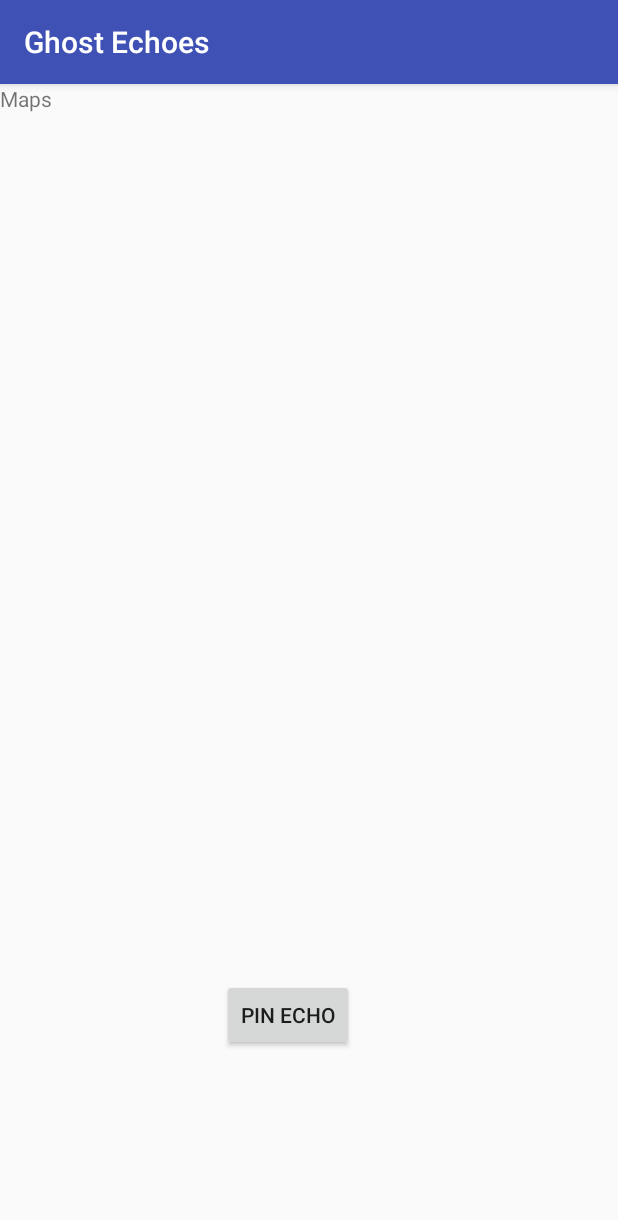
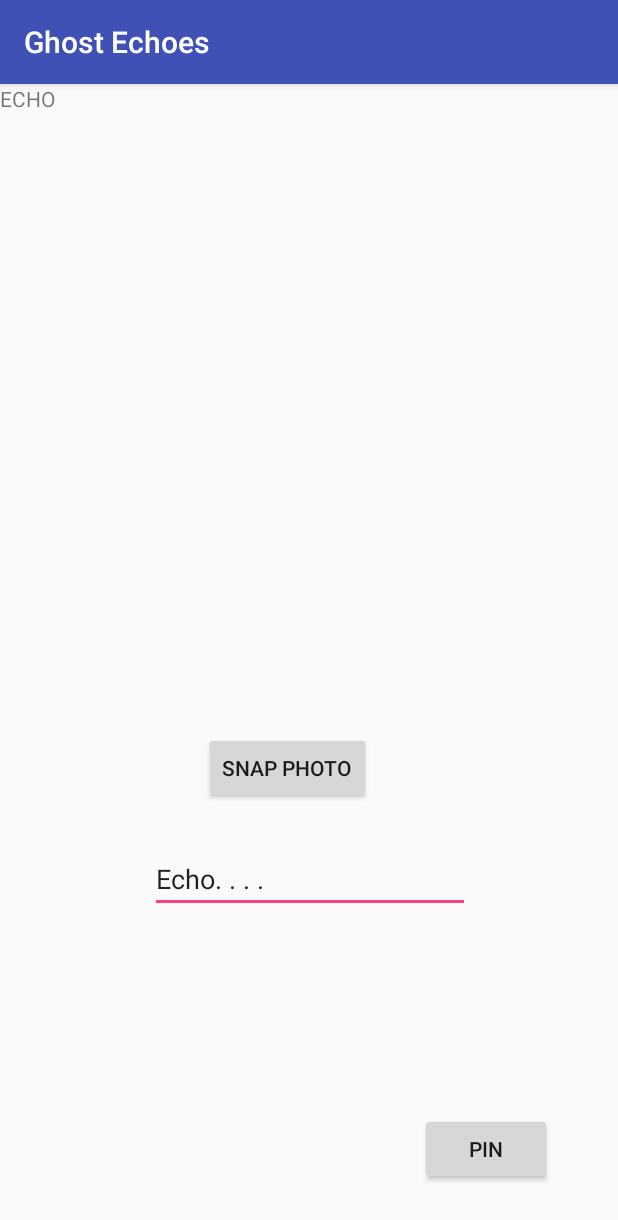
Before and after one commit to aljyu/GhostEchoes, an Android app: the GoogleMapsActivity screen opened directly, with no data from a screen before it, after a tap on "SET ECHO", on a phone screen of 412 x 824 dp. Shown: the top 1220 px of the screen. Run offline under Robolectric (Android 15) with nearby library versions, the phone set to English and light mode, and no system bars.

Commit message:
Passed long,lat to echo msg construction

```diff
--- a/GhostEchoes/app/src/main/java/com/example/ghostechoes/ghostechoes/EchoInputActivity.java
+++ b/GhostEchoes/app/src/main/java/com/example/ghostechoes/ghostechoes/EchoInputActivity.java
@@ -21,6 +21,7 @@ public class EchoInputActivity extends AppCompatActivity {
 
     Button button;
     ImageView imageView;
+    private LocationTracker gps;
 
     // Request Code
     static final int CAMERA_REQUEST = 1;
@@ -31,7 +32,7 @@ public class EchoInputActivity extends AppCompatActivity {
         setContentView(R.layout.activity_echo_input);
 
         // Button and Image Objects
-        button = (Button) findViewById(R.id.pinEcho);
+        button = (Button) findViewById(R.id.echoSnap);
         imageView = (ImageView) findViewById(R.id.image_view);
 
 
@@ -55,6 +56,28 @@ public class EchoInputActivity extends AppCompatActivity {
     protected void onResume() {
         super.onResume();
 
+    }
+
+    // Store Created Echo
+    public void setEcho(View v){
+        double longitude;
+        double latitude;
+        Bundle coordinates = getIntent().getExtras();
+        if (coordinates == null) {
+            Toast.makeText(getApplicationContext(), "No Coordinates Available", Toast.LENGTH_SHORT).show();
+            // @TODO - Null coordinates should have halted activities in maps
+        } else {
+            longitude = coordinates.getDouble("longitude");
+            latitude = coordinates.getDouble("latitude");
+            Toast.makeText(getApplicationContext(), "Pinning Echo at " + longitude + ", " + latitude, Toast.LENGTH_SHORT).show();
+        }
+
+        // @TODO - Store to Database Photo, Text, Location
+
+        // Should only go to echo when location can be retrieved
+        Intent intent = new Intent(this, GoogleMapsActivity.class);
+        intent.addFlags(Intent.FLAG_ACTIVITY_CLEAR_TOP);
+        startActivity(intent);
     }
 
     // Create Folder in external storage
--- a/GhostEchoes/app/src/main/java/com/example/ghostechoes/ghostechoes/GoogleMapsActivity.java
+++ b/GhostEchoes/app/src/main/java/com/example/ghostechoes/ghostechoes/GoogleMapsActivity.java
@@ -31,11 +31,6 @@ public class GoogleMapsActivity extends FragmentActivity implements OnMapReadyCa
 
     // Navigate to echo construction activity
     public void setLocation(View v){
-        //Intent intent = new Intent(this, Echo_Input_Text.class);
-        Intent intent = new Intent(this, EchoInputActivity.class);
-        intent.addFlags(Intent.FLAG_ACTIVITY_CLEAR_TOP);
-        startActivity(intent);
-
         // Pass Location to next Activity
         gps = new LocationTracker(this);
         if(gps.canGetLocation()) {
@@ -46,12 +41,12 @@ public class GoogleMapsActivity extends FragmentActivity implements OnMapReadyCa
         } else {
             gps.showSettingsAlert();
         }
-    }
-
-    // Get current location of user
-    public void getLocation() {
-        // @TODO
-        System.out.print(0);
+        // Should only go to echo when location can be retrieved
+        Intent intent = new Intent(this, EchoInputActivity.class);
+        intent.putExtra("longitude", gps.getLocation());
+        intent.putExtra("latitude",gps.getLatitude());
+        intent.addFlags(Intent.FLAG_ACTIVITY_CLEAR_TOP);
+        startActivity(intent);
     }
 
     /**
--- a/GhostEchoes/app/src/main/res/layout/activity_echo_input.xml
+++ b/GhostEchoes/app/src/main/res/layout/activity_echo_input.xml
@@ -9,35 +9,67 @@
         android:id="@+id/textView"
         android:layout_width="wrap_content"
         android:layout_height="wrap_content"
-        android:text="Maps"
+        android:text="ECHO"
         tools:layout_editor_absoluteX="26dp"
         tools:layout_editor_absoluteY="16dp" />
 
     <Button
-        android:id="@+id/pinEcho"
+        android:id="@+id/echoSnap"
         android:layout_width="wrap_content"
         android:layout_height="wrap_content"
         android:layout_gravity="center_horizontal"
-        android:text="Pin Echo"
-        android:layout_marginLeft="148dp"
+        android:layout_marginBottom="288dp"
+        android:text="Snap Photo"
+        app:layout_constraintBottom_toBottomOf="parent"
+        android:layout_marginLeft="136dp"
         app:layout_constraintLeft_toLeftOf="parent"
         android:layout_marginRight="8dp"
         app:layout_constraintRight_toRightOf="parent"
         app:layout_constraintHorizontal_bias="0.0"
-        app:layout_constraintBottom_toBottomOf="parent"
-        android:layout_marginBottom="123dp" />
+        android:layout_marginTop="8dp"
+        app:layout_constraintTop_toBottomOf="@+id/image_view"
+        app:layout_constraintVertical_bias="1.0" />
 
     <ImageView
-        android:layout_width="355dp"
-        android:layout_height="239dp"
+        android:layout_width="240dp"
+        android:layout_height="139dp"
         android:id="@+id/image_view"
         android:layout_gravity="center_horizontal"
         app:layout_constraintTop_toTopOf="parent"
-        android:layout_marginTop="53dp"
+        android:layout_marginTop="25dp"
         android:layout_marginLeft="15dp"
         app:layout_constraintLeft_toLeftOf="parent"
         android:layout_marginRight="8dp"
         app:layout_constraintRight_toRightOf="parent"
-        app:layout_constraintHorizontal_bias="0.0" />
+        app:layout_constraintHorizontal_bias="0.471" />
+
+    <Button
+        android:id="@+id/echoPin"
+        android:layout_width="wrap_content"
+        android:layout_height="wrap_content"
+        android:layout_marginBottom="34dp"
+        android:layout_marginLeft="280dp"
+        android:layout_marginRight="8dp"
+        android:onClick="setEcho"
+        android:text="PIN"
+        app:layout_constraintBottom_toBottomOf="parent"
+        app:layout_constraintHorizontal_bias="0.0"
+        app:layout_constraintLeft_toLeftOf="parent"
+        app:layout_constraintRight_toRightOf="parent" />
+
+    <EditText
+        android:id="@+id/echoMsg"
+        android:layout_width="wrap_content"
+        android:layout_height="wrap_content"
+        android:ems="10"
+        android:inputType="textPersonName"
+        android:text="Echo. . . ."
+        android:layout_marginLeft="8dp"
+        app:layout_constraintLeft_toLeftOf="parent"
+        android:layout_marginRight="8dp"
+        app:layout_constraintRight_toRightOf="parent"
+        android:layout_marginTop="27dp"
+        app:layout_constraintTop_toBottomOf="@+id/echoSnap"
+        app:layout_constraintHorizontal_bias="0.503" />
 
 </android.support.constraint.ConstraintLayout>
```
